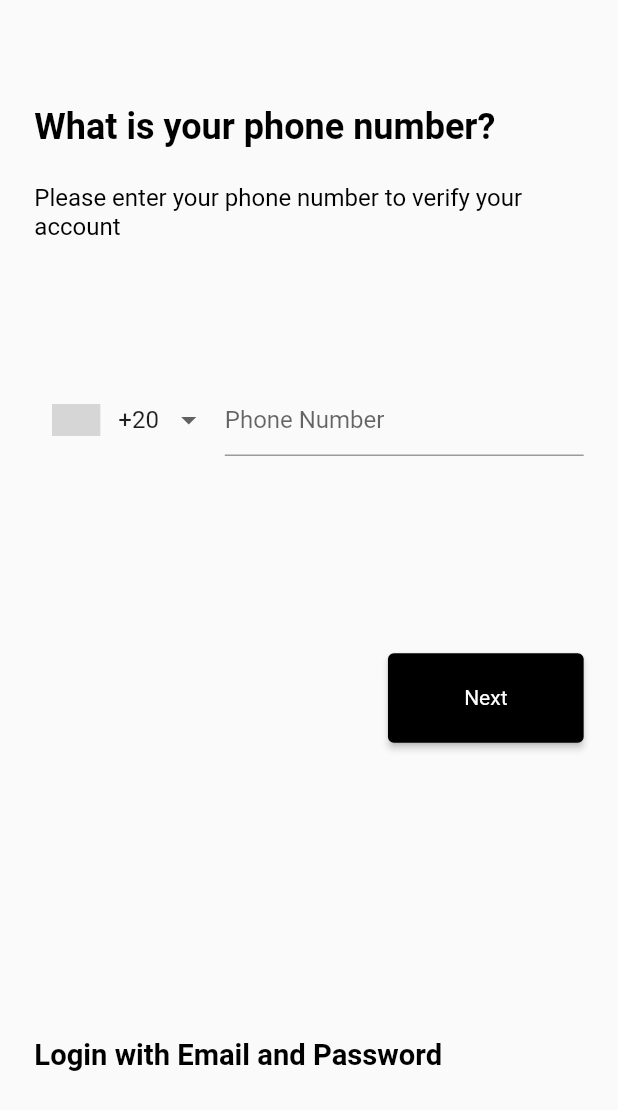
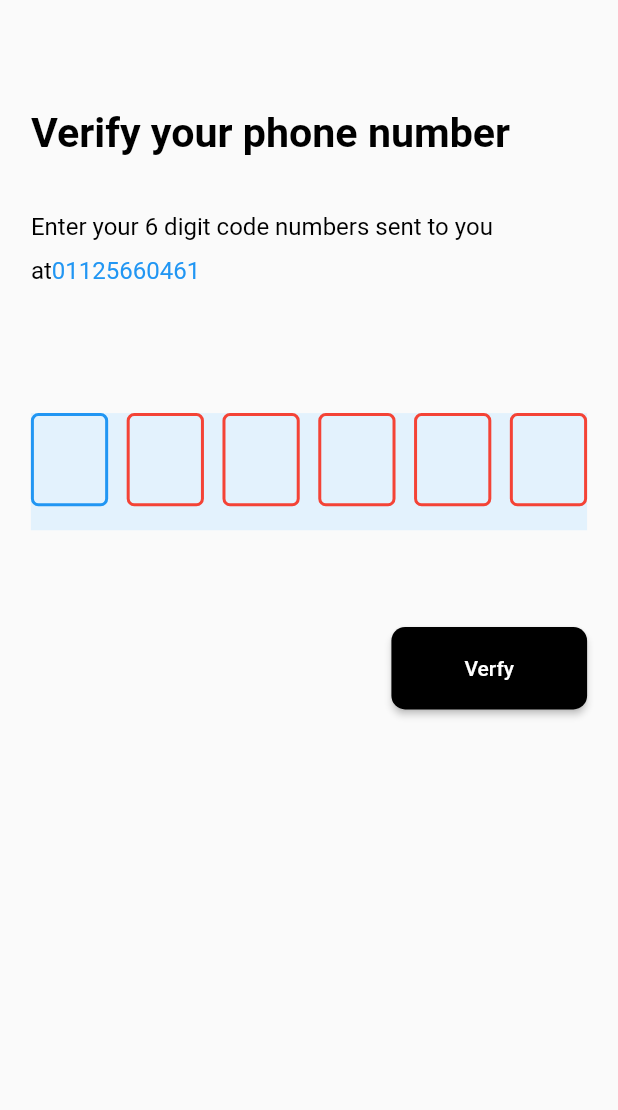
Before and after one commit to AhmedOkasha0/maps_app, a Flutter app: the screen it shows after launch, after a tap on "Next", on a phone screen of 412 x 824 dp. Shown: the top 1110 px of the screen. Run offline on Flutter 3.47's test engine with Material 2 defaults, Android fonts, the phone set to English and light mode, and no system bars; drawn by our look-alikes of intl_phone_number_input, pin_code_fields; our stand-ins replace bloc, firebase_core, flutter_screenutil; accounts and stored records are empty; grey boxes are pictures that could not be loaded.

Commit message:
add firebase for my app and finish otp ui screen

```diff
--- a/lib/config/text_style.dart
+++ b/lib/config/text_style.dart
@@ -4,35 +4,28 @@ import 'package:my_maps/core/utalis/app_color.dart';
 class StylesText {
   static const textStyle20 = TextStyle(
     fontWeight: FontWeight.w400,
-    fontSize: 20,
     color: Colors.black,
   );
   static const textStyle32 = TextStyle(
     fontWeight: FontWeight.w700,
-    fontSize: 32,
     color: Colors.black,
   );
   static const textStyle22 = TextStyle(
     fontWeight: FontWeight.w400,
-    fontSize: 22,
     color: Colors.black,
   );
   static const textStyle14 = TextStyle(
     fontWeight: FontWeight.w400,
-    fontSize: 14,
   );
   static const textStyle16 = TextStyle(
     fontWeight: FontWeight.w400,
-    fontSize: 16,
     color: Colors.black,
   );
   static const textStyle24 = TextStyle(
     fontWeight: FontWeight.w700,
-    fontSize: 24,
     color: AppColor.balck,
   );
   static const textStyle17 = TextStyle(
     fontWeight: FontWeight.w400,
-    fontSize: 14,
   );
 }
--- a/lib/core/utalis/app_routing.dart
+++ b/lib/core/utalis/app_routing.dart
@@ -1,16 +1,21 @@
 import 'package:flutter/material.dart';
 import 'package:my_maps/core/utalis/app_strings.dart';
-import 'package:my_maps/presentation/screens/login_email_screen.dart';
-import 'package:my_maps/presentation/screens/login_phone_screen.dart';
+import 'package:my_maps/presentation/screens/email_auth/login_email_screen.dart';
+import 'package:my_maps/presentation/screens/phone_auth/login_phone_screen.dart';
+import 'package:my_maps/presentation/screens/phone_auth/otp_screen.dart';
 
 class AppRouting {
   static MaterialPageRoute? onGenerateRoute(RouteSettings settings) {
     switch (settings.name) {
       case "/":
-        return MaterialPageRoute(builder: (context) =>  LoginScreen());
+        return MaterialPageRoute(builder: (context) => LoginScreen());
       case AppStrings.loginEmailRoute:
         return MaterialPageRoute(
           builder: (context) => const LoginWithEmail(),
+        );
+      case AppStrings.otpRoute:
+        return MaterialPageRoute(
+          builder: (context) =>  OtpScreen(),
         );
     }
     return null;
--- a/lib/core/utalis/app_strings.dart
+++ b/lib/core/utalis/app_strings.dart
@@ -5,4 +5,8 @@ class AppStrings {
   static const String next = "Next";
   static const String logiWithEmail = "Login with Email and Password";
   static const String loginEmailRoute = "/loginEmailRoute";
+  static const String otpRoute = "/otp";
+  static const String varifyYourNumber = "Verify your phone number";
+  static const String enterYourCode =
+      "Enter your 6 digit code numbers sent to you at";
 }
--- a/lib/main.dart
+++ b/lib/main.dart
@@ -1,8 +1,14 @@
+import 'package:firebase_core/firebase_core.dart';
 import 'package:flutter/material.dart';
 import 'package:flutter_screenutil/flutter_screenutil.dart';
 import 'package:my_maps/core/utalis/app_routing.dart';
+import 'package:my_maps/firebase_options.dart';
 
-void main() {
+void main() async {
+  WidgetsFlutterBinding.ensureInitialized();
+  await Firebase.initializeApp(
+    options: DefaultFirebaseOptions.currentPlatform,
+  );
   runApp(const MyApp());
 }
 
--- /dev/null
+++ b/lib/presentation/cubit/phone_auth_cubit.dart
@@ -0,0 +1,8 @@
+import 'package:bloc/bloc.dart';
+import 'package:meta/meta.dart';
+
+part 'phone_auth_state.dart';
+
+class PhoneAuthCubit extends Cubit<PhoneAuthState> {
+  PhoneAuthCubit() : super(PhoneAuthInitial());
+}
--- /dev/null
+++ b/lib/presentation/cubit/phone_auth_state.dart
@@ -0,0 +1,16 @@
+part of 'phone_auth_cubit.dart';
+
+@immutable
+class PhoneAuthState {}
+
+class PhoneAuthInitial extends PhoneAuthState {}
+
+class LoadingState extends PhoneAuthState {}
+
+class LoadedSuccessState extends PhoneAuthState {}
+
+class FaliuerMessageState extends PhoneAuthState {
+  final String faliuerMessage;
+
+  FaliuerMessageState({required this.faliuerMessage});
+}
--- a/lib/presentation/screens/login_phone_screen.dart
+++ b/lib/presentation/screens/phone_auth/login_phone_screen.dart
@@ -67,16 +67,10 @@ class LoginScreen extends StatelessWidget {
                       SizedBox(
                           height: 50.h,
                           width: 114.w,
-                          child: CustomElevatedButton(
-                              text: AppStrings.next,
-                              function: () {
-                                if (_formKey.currentState!.validate()) {
-                                  ScaffoldMessenger.of(context).showSnackBar(
-                                    const SnackBar(
-                                        content: Text('Processing Data')),
-                                  );
-                                }
-                              })),
+                          child:ElevatedButton(onPressed: (){
+                            Navigator.pushNamed(context,AppStrings.otpRoute);
+
+                          }, child: const Text("Next")),),
                     ],
                   ),
                   SizedBox(
--- /dev/null
+++ b/lib/presentation/screens/phone_auth/otp_screen.dart
@@ -0,0 +1,74 @@
+import 'package:flutter/foundation.dart';
+import 'package:flutter/material.dart';
+import 'package:flutter_screenutil/flutter_screenutil.dart';
+import 'package:my_maps/config/text_style.dart';
+import 'package:my_maps/core/utalis/app_color.dart';
+import 'package:my_maps/core/utalis/app_strings.dart';
+import 'package:my_maps/presentation/widgets/pine_code_textfield.dart';
+import 'package:pin_code_fields/pin_code_fields.dart';
+
+class OtpScreen extends StatelessWidget {
+  const OtpScreen({super.key});
+
+  @override
+  Widget build(BuildContext context) {
+    return SafeArea(
+      child: Scaffold(
+        body: Padding(
+          padding: EdgeInsets.all(18.0.w),
+          child: Column(
+            mainAxisAlignment: MainAxisAlignment.start,
+            crossAxisAlignment: CrossAxisAlignment.start,
+            children: [
+              SizedBox(
+                height: 44.h,
+              ),
+              Text(
+                AppStrings.varifyYourNumber,
+                textAlign: TextAlign.start,
+                style: StylesText.textStyle24.copyWith(fontSize: 24.sp),
+              ),
+              SizedBox(
+                height: 24.h,
+              ),
+              RichText(
+                text: TextSpan(
+                    text: AppStrings.enterYourCode,
+                    style: StylesText.textStyle16
+                        .copyWith(fontSize: 14.sp, height: 1.5.h),
+                    children: <TextSpan>[
+                      TextSpan(
+                          text: "01125660461",
+                          style: StylesText.textStyle16.copyWith(
+                            color: Colors.blue,
+                            fontSize: 14.sp,
+                          )),
+                    ]),
+              ),
+              SizedBox(
+                height: 70.h,
+              ),
+              const CutomPineCodeTextField(),
+              SizedBox(
+                height: 54.h,
+              ),
+              Row(
+                mainAxisAlignment: MainAxisAlignment.end,
+                children: [
+                  ElevatedButton(
+                      onPressed: () {},
+                      style: ElevatedButton.styleFrom(
+                          shape: RoundedRectangleBorder(
+                              borderRadius: BorderRadius.circular(8.w)),
+                          backgroundColor: AppColor.balck,
+                          fixedSize: Size(114.w, 46.h)),
+                      child: const Text("Verfy")),
+                ],
+              )
+            ],
+          ),
+        ),
+      ),
+    );
+  }
+}
--- a/lib/presentation/widgets/custom_button.dart
+++ b/lib/presentation/widgets/custom_button.dart
@@ -14,12 +14,14 @@ class CustomElevatedButton extends StatelessWidget {
   @override
   Widget build(BuildContext context) {
     return ElevatedButton(
+      onPressed: function(),
       // ignore: sort_child_properties_last
-      child: Text(text,style: StylesText.textStyle14,),
-      onPressed: () => function ,
+      child: Text(
+        text,
+        style: StylesText.textStyle14,
+      ),
       style: const ButtonStyle(
-        backgroundColor: MaterialStatePropertyAll(AppColor.balck)
-      ),
+          backgroundColor: MaterialStatePropertyAll(AppColor.balck)),
     );
   }
 }
--- /dev/null
+++ b/lib/presentation/widgets/pine_code_textfield.dart
@@ -0,0 +1,44 @@
+import 'package:flutter/foundation.dart';
+import 'package:flutter/material.dart';
+import 'package:flutter_screenutil/flutter_screenutil.dart';
+import 'package:pin_code_fields/pin_code_fields.dart';
+
+class CutomPineCodeTextField extends StatelessWidget {
+  const CutomPineCodeTextField({super.key});
+
+  @override
+  Widget build(BuildContext context) {
+    return PinCodeTextField(
+      autoFocus: true,
+      keyboardType: TextInputType.number,
+      cursorColor: Colors.black,
+      appContext: context,
+      length: 6,
+      obscureText: false,
+      animationType: AnimationType.scale,
+      pinTheme: PinTheme(
+        shape: PinCodeFieldShape.box,
+        borderRadius: BorderRadius.circular(5),
+        fieldHeight: 52.h,
+        fieldWidth: 45.w,
+        activeColor: Colors.blue,
+        activeFillColor: Colors.white,
+        inactiveFillColor: Colors.black,
+      ),
+      animationDuration: const Duration(milliseconds: 300),
+      backgroundColor: Colors.blue.shade50,
+      enableActiveFill: false,
+      onCompleted: (v) {
+        if (kDebugMode) {
+          //todoo
+          print("Completed");
+        }
+      },
+      onChanged: (value) {
+        if (kDebugMode) {
+          print(value);
+        }
+      },
+    );
+  }
+}
--- a/pubspec.yaml
+++ b/pubspec.yaml
@@ -32,6 +32,9 @@ dependencies:
   cupertino_icons: ^1.0.2
   flutter_screenutil: ^5.7.0
   intl_phone_number_input: ^0.7.3+1
+  firebase_core: ^2.18.0
+  bloc: ^8.1.2
+  pin_code_fields: ^8.0.1
 
 dev_dependencies:
   flutter_test:
```
Also changed, not shown: lib/firebase_options.dart (added), lib/presentation/screens/email_auth/login_email_screen.dart (renamed from lib/presentation/screens/login_email_screen.dart), pubspec.lock, 9 other files.
